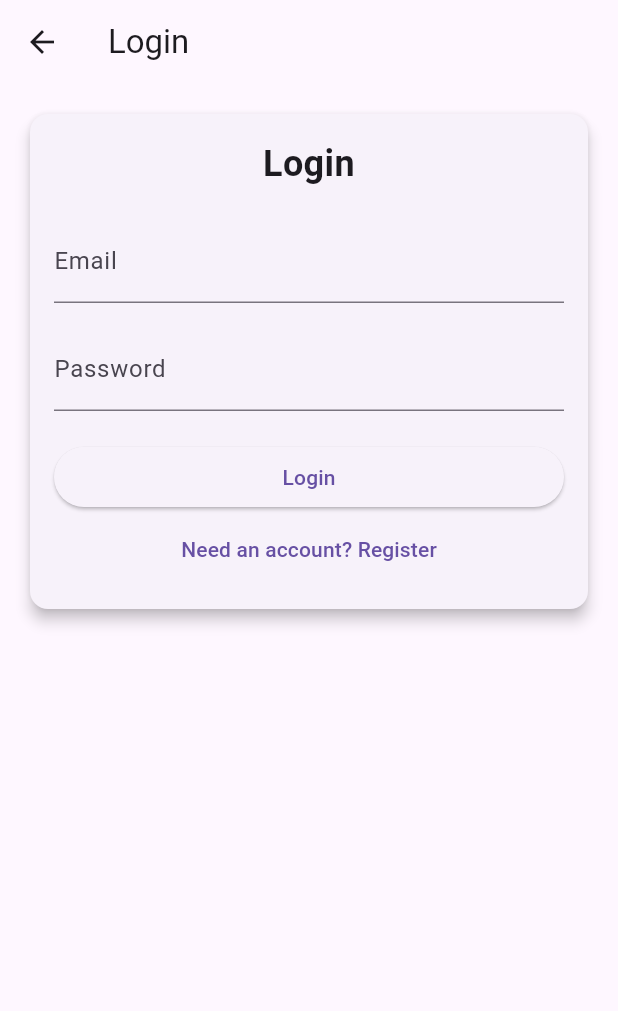
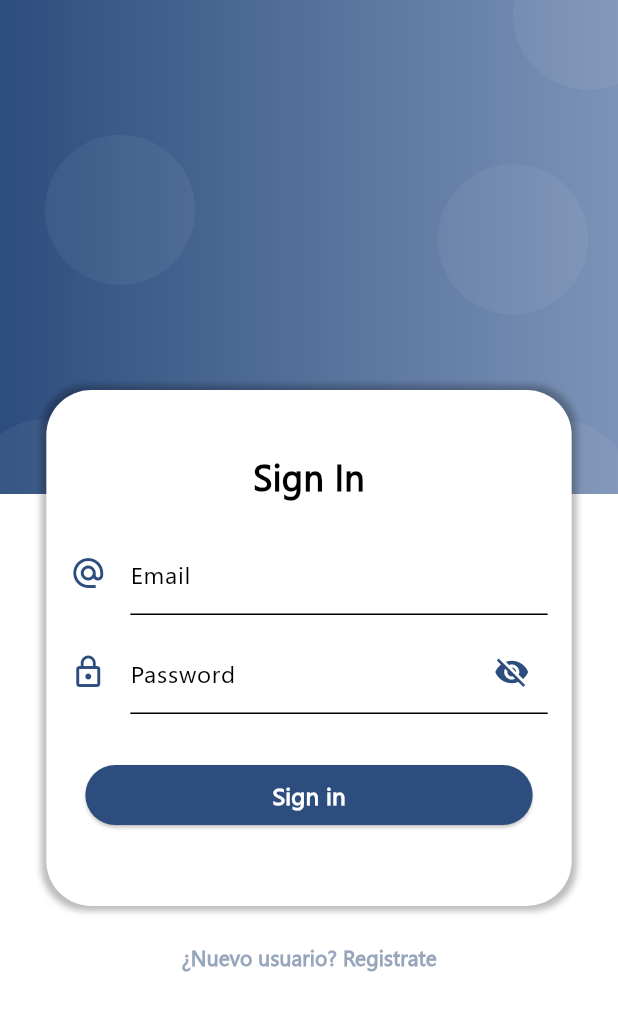
Before and after one commit to proyeckt/double_v_partners_tt, a Flutter app: the screen it shows after launch, after a tap on "Login", on a phone screen of 412 x 824 dp. Shown: the top 1011 px of the screen. Run offline on Flutter 3.47's test engine with Material 3 defaults, Android fonts, the phone set to English and light mode, and no system bars; our stand-ins replace go_router, rive.

Commit message:
Login screen UI updated; theme adapted and login form implemented

```diff
--- /dev/null
+++ b/lib/extensions/string_extensions.dart
@@ -0,0 +1,12 @@
+extension StringExtensions on String? {
+  bool get isNullOrEmpty => this?.isEmpty ?? true;
+  bool get isNotNullOrEmpty => !isNullOrEmpty;
+
+  String capitalize() {
+    return "${this![0].toUpperCase()}${this!.substring(1)}";
+  }
+
+  String capitalizeText() {
+    return this!.split(' ').map((word) => word.capitalize()).join(' ');
+  }
+}
--- a/lib/main.dart
+++ b/lib/main.dart
@@ -1,5 +1,6 @@
 import 'package:double_v_partners_tt/utils/colors.dart';
 import 'package:double_v_partners_tt/utils/routes.dart';
+import 'package:double_v_partners_tt/utils/theme.dart';
 import 'package:flutter/material.dart';
 
 void main() {
@@ -13,10 +14,9 @@ class MyApp extends StatelessWidget {
   Widget build(BuildContext context) {
     return MaterialApp.router(
       title: 'Double V Partners Test',
-      theme: ThemeData(
-        primaryColor: AppColors.primaryColor,
-        useMaterial3: true,
-      ),
+      theme: AppTheme.lightTheme,
+      darkTheme: AppTheme.darkTheme,
+      themeMode: ThemeMode.light,
       debugShowCheckedModeBanner: false,
       routerConfig: router,
     );
--- a/lib/presentation/screens/login_screen.dart
+++ b/lib/presentation/screens/login_screen.dart
@@ -1,48 +1,207 @@
+import 'package:double_v_partners_tt/utils/colors.dart';
+import 'package:double_v_partners_tt/utils/styles.dart';
+import 'package:double_v_partners_tt/utils/validators.dart';
 import 'package:flutter/material.dart';
+import 'package:go_router/go_router.dart';
 
-class LoginScreen extends StatelessWidget {
+class LoginScreen extends StatefulWidget {
   const LoginScreen({super.key});
 
   @override
+  State<LoginScreen> createState() => _LoginScreenState();
+}
+
+class _LoginScreenState extends State<LoginScreen> {
+  late Size size;
+
+  final _formKey = GlobalKey<FormState>();
+  final _emailController = TextEditingController();
+  final _passwordController = TextEditingController();
+
+  bool showPassword = false;
+
+  @override
   Widget build(BuildContext context) {
-    return Scaffold(
-      appBar: AppBar(title: const Text('Login')),
-      body: Padding(
-        padding: const EdgeInsets.all(16.0),
-        child: Card(
-          elevation: 4,
-          child: Padding(
-            padding: const EdgeInsets.all(16.0),
-            child: Column(
-              mainAxisSize: MainAxisSize.min,
-              crossAxisAlignment: CrossAxisAlignment.stretch,
-              children: [
-                const Text(
-                  'Login',
-                  textAlign: TextAlign.center,
-                  style: TextStyle(fontSize: 24, fontWeight: FontWeight.bold),
-                ),
-                const SizedBox(height: 20),
-                TextFormField(
-                  decoration: const InputDecoration(labelText: 'Email'),
-                  keyboardType: TextInputType.emailAddress,
-                ),
-                const SizedBox(height: 16),
-                TextFormField(
-                  decoration: const InputDecoration(labelText: 'Password'),
-                  obscureText: true,
-                ),
-                const SizedBox(height: 20),
-                ElevatedButton(onPressed: () {}, child: const Text('Login')),
-                TextButton(
-                  onPressed: () => Navigator.pushNamed(context, '/register'),
-                  child: const Text('Need an account? Register'),
-                ),
-              ],
-            ),
-          ),
+    size = MediaQuery.of(context).size;
+    return PopScope(
+      canPop: false,
+      onPopInvokedWithResult: _onPopInvokedWithResult,
+      child: Scaffold(
+        body: Stack(
+          children: <Widget>[_buildBackground(context), _buildForm(context)],
         ),
       ),
     );
   }
+
+  Future<void> _onPopInvokedWithResult(bool didPop, dynamic result) async {
+    if (didPop) return;
+    FocusScope.of(context).unfocus();
+  }
+
+  Widget _buildBackground(BuildContext context) {
+    final size = MediaQuery.of(context).size;
+    final background = Container(
+      height: size.height * 0.4,
+      width: double.infinity,
+      decoration: BoxDecoration(
+        gradient: LinearGradient(
+          colors: const <Color>[
+            AppColors.highGradientColor,
+            AppColors.lowGradientColor,
+          ],
+        ),
+      ),
+    );
+
+    final circle = Container(
+      width: 100,
+      height: 100,
+      decoration: BoxDecoration(
+        borderRadius: BorderRadius.circular(100),
+        color: Color.fromRGBO(255, 255, 255, 0.05),
+      ),
+    );
+
+    return Stack(
+      children: [
+        background,
+        Positioned(top: 90, left: 30, child: circle),
+        Positioned(top: -40, right: -30, child: circle),
+        Positioned(bottom: -50, right: -10, child: circle),
+        Positioned(bottom: 120, right: 20, child: circle),
+        Positioned(bottom: -50, left: -20, child: circle),
+      ],
+    );
+  }
+
+  Widget _buildForm(BuildContext context) {
+    return SingleChildScrollView(
+      child: Column(
+        children: <Widget>[
+          SafeArea(child: Container(height: 250.0)),
+          Container(
+            padding: EdgeInsets.symmetric(vertical: 40.0),
+            margin: EdgeInsets.only(top: 10, bottom: 10),
+            width: size.width * 0.85,
+            decoration: BoxDecoration(
+              color: Colors.white,
+              borderRadius: BorderRadius.circular(30),
+              boxShadow: const <BoxShadow>[
+                BoxShadow(
+                  color: Colors.black26,
+                  blurRadius: 3,
+                  offset: Offset(0.0, 0.05), //dx,dy
+                  spreadRadius: 3.0,
+                ),
+              ],
+            ),
+            child: Form(
+              key: _formKey,
+              autovalidateMode: AutovalidateMode.onUserInteraction,
+              child: Padding(
+                padding: const EdgeInsets.symmetric(horizontal: 16.0),
+                child: Column(
+                  children: <Widget>[
+                    Text('Sign In', style: Styles.headlineBlackStyle),
+                    SizedBox(height: 20),
+                    _buildEmailField(),
+                    SizedBox(height: 10),
+                    _buildPasswordField(),
+                    SizedBox(height: 20),
+                    _buildButton(),
+                  ],
+                ),
+              ),
+            ),
+          ),
+          TextButton(
+            child: Text(
+              '¿Nuevo usuario? Registrate',
+              style: Styles.secondarySubtitleBold,
+            ),
+            onPressed: () => context.push('/register'),
+          ),
+        ],
+      ),
+    );
+  }
+
+  Widget _buildEmailField() {
+    return TextFormField(
+      controller: _emailController,
+      cursorColor: Theme.of(context).primaryColor,
+      keyboardType: TextInputType.emailAddress,
+      decoration: InputDecoration(
+        icon: Icon(
+          Icons.alternate_email,
+          color: Theme.of(context).primaryColor,
+        ),
+        errorStyle: Styles.errorStyle,
+        labelText: 'Email',
+        hintStyle: TextStyle(color: Colors.black),
+        labelStyle: TextStyle(color: Colors.black),
+      ),
+      validator: Validators.validateEmail,
+    );
+  }
+
+  Widget _buildPasswordField() {
+    return TextFormField(
+      controller: _passwordController,
+      obscureText: !showPassword,
+      decoration: InputDecoration(
+        suffixIcon: IconButton(
+          onPressed: () {
+            setState(() {
+              showPassword = !showPassword;
+            });
+          },
+          icon: Icon(
+            showPassword ? Icons.visibility : Icons.visibility_off,
+            color: Theme.of(context).primaryColor,
+          ),
+        ),
+        icon: Icon(Icons.lock_outline, color: Theme.of(context).primaryColor),
+        errorStyle: Styles.errorStyle,
+        labelText: 'Password',
+        hintStyle: TextStyle(color: Colors.black),
+        labelStyle: TextStyle(color: Colors.black),
+      ),
+      validator: Validators.validatePassword,
+    );
+  }
+
+  Widget _buildButton() {
+    return Container(
+      padding: EdgeInsets.all(10),
+      width: double.infinity,
+      child: ElevatedButton(
+        style: ElevatedButton.styleFrom(
+          shape: RoundedRectangleBorder(
+            borderRadius: BorderRadius.circular(32.0),
+          ),
+          backgroundColor: Theme.of(context).primaryColor,
+          padding: const EdgeInsets.symmetric(horizontal: 30, vertical: 5),
+        ),
+        child: Text('Sign in', style: Styles.mainButton),
+        onPressed: () {},
+      ),
+    );
+  }
+
+  Future<bool> _onWillPop() async {
+    FocusScope.of(context).unfocus(); // Dismiss keyboard
+    await Future.delayed(
+      const Duration(milliseconds: 100),
+    ); // Brief delay to ensure keyboard hides
+    return true; // Allow pop
+  }
+
+  @override
+  void dispose() {
+    _emailController.dispose();
+    _passwordController.dispose();
+    super.dispose();
+  }
 }
--- a/lib/utils/colors.dart
+++ b/lib/utils/colors.dart
@@ -3,4 +3,7 @@ import 'package:flutter/material.dart';
 class AppColors {
   static const Color primaryColor = Color.fromRGBO(45, 77, 126, 1);
   static const Color secondaryColor = Color.fromRGBO(151, 166, 187, 1);
+  static const Color errorColor = Color.fromARGB(255, 183, 28, 28);
+  static const Color highGradientColor = Color.fromRGBO(45, 77, 126, 1);
+  static const Color lowGradientColor = Color.fromRGBO(124, 147, 183, 1);
 }
--- a/lib/utils/styles.dart
+++ b/lib/utils/styles.dart
@@ -1,3 +1,4 @@
+import 'package:double_v_partners_tt/utils/colors.dart';
 import 'package:flutter/material.dart';
 
 class Styles {
@@ -6,11 +7,31 @@ class Styles {
     fontWeight: FontWeight.bold,
   );
 
-  static const TextStyle subtitle = TextStyle(fontSize: 16, color: Colors.grey);
+  static const TextStyle subtitle = TextStyle(
+    fontSize: 14,
+    color: Colors.black,
+  );
 
   static const TextStyle mainButton = TextStyle(
     fontSize: 16,
     fontWeight: FontWeight.bold,
     color: Colors.white,
   );
+
+  static const TextStyle errorStyle = TextStyle(
+    fontSize: 12,
+    color: AppColors.errorColor,
+  );
+
+  static const TextStyle headlineBlackStyle = TextStyle(
+    color: Colors.black,
+    fontSize: 24,
+    fontWeight: FontWeight.bold,
+  );
+
+  static const TextStyle secondarySubtitleBold = TextStyle(
+    fontSize: 14,
+    color: AppColors.secondaryColor,
+    fontWeight: FontWeight.bold,
+  );
 }
--- a/lib/utils/theme.dart
+++ b/lib/utils/theme.dart
@@ -7,6 +7,9 @@ class AppTheme {
       useMaterial3: true,
       colorScheme: colorScheme,
       fontFamily: 'Segoe',
+      textSelectionTheme: TextSelectionThemeData(
+        cursorColor: AppColors.primaryColor,
+      ),
     );
   }
 
--- /dev/null
+++ b/lib/utils/validators.dart
@@ -0,0 +1,16 @@
+import 'package:double_v_partners_tt/extensions/string_extensions.dart';
+
+class Validators {
+  static String? validateEmail(String? value) {
+    if (value.isNullOrEmpty) return 'Please enter your email';
+    final emailRegExp = RegExp(r'^[\w-\.]+@([\w-]+\.)+[\w-]{2,}$');
+    if (!emailRegExp.hasMatch(value!)) return 'Please enter a valid email';
+    return null;
+  }
+
+  static String? validatePassword(String? value) {
+    if (value.isNullOrEmpty) return 'Please enter your password';
+    if (value!.length < 6) return 'Must be at least 6 characters';
+    return null;
+  }
+}
```
